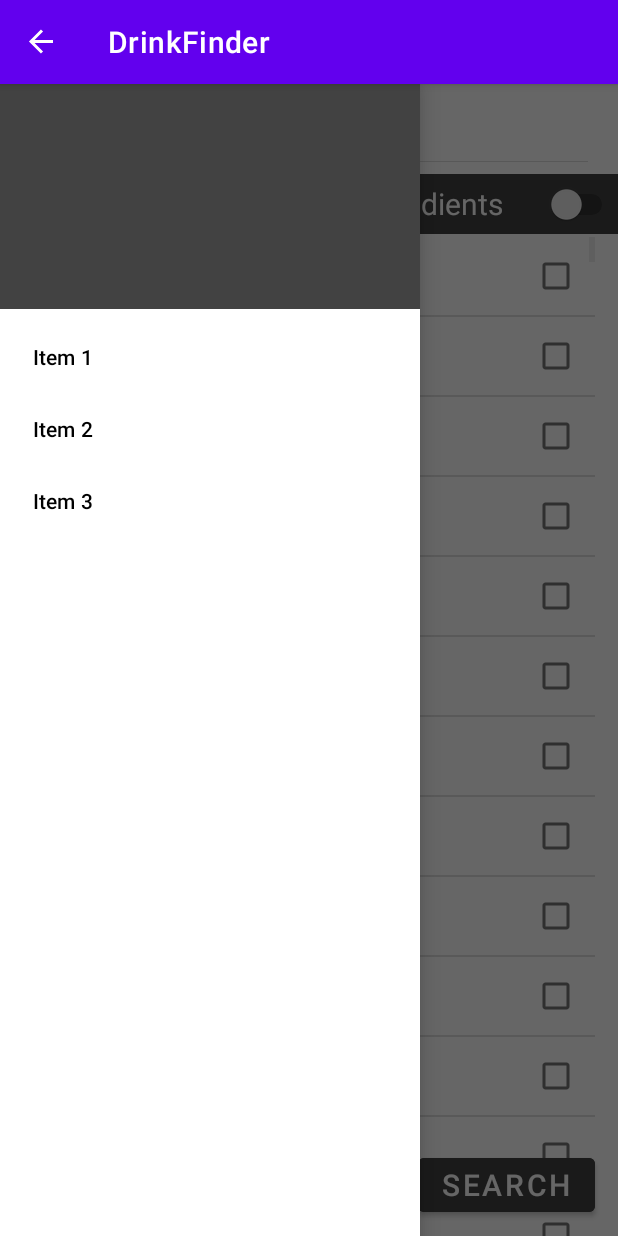
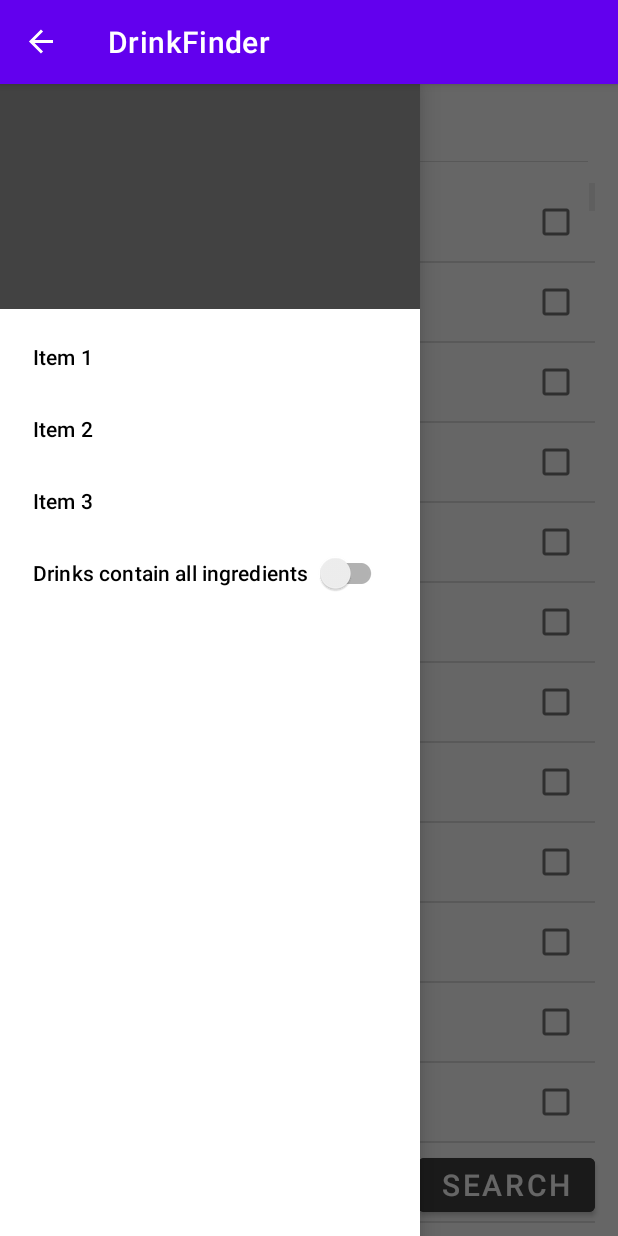
Before and after one commit to Bodzisz/DrinkFinder, an Android app: the screen it shows after launch (MainActivity), with the side drawer open, on a phone screen of 412 x 824 dp. Run offline under Robolectric (Android 15) with nearby library versions, the phone set to English and light mode, and no system bars; our stand-ins replace Room's generated code.

Commit message:
Move drinks contains all ingriedients switch to side menu (#9)

```diff
--- a/app/src/main/java/io/github/drinkfinder/MainActivity.kt
+++ b/app/src/main/java/io/github/drinkfinder/MainActivity.kt
@@ -7,6 +7,7 @@ import android.view.View
 import android.widget.*
 import androidx.appcompat.app.ActionBarDrawerToggle
 import androidx.appcompat.app.AppCompatActivity
+import androidx.appcompat.widget.SwitchCompat
 import androidx.drawerlayout.widget.DrawerLayout
 import com.google.android.material.navigation.NavigationView
 import io.github.drinkfinder.database.DrinkDatabase
@@ -103,15 +104,33 @@ class MainActivity : AppCompatActivity() {
             }
             true
         }
+
+        initSearchButton()
+    }
+
+    private fun intAllIngredientsSwitch(navView : NavigationView) {
+        val menuItem = navView.menu.findItem(R.id.item4)
+        val switchId = menuItem.actionView.findViewById(R.id.switch_id) as SwitchCompat
+        switchId.isChecked = false
+        switchId.setOnClickListener(View.OnClickListener {
+            Toast.makeText(
+                applicationContext,
+                if(switchId.isChecked) "isChecked!!" else "Not checked",
+                Toast.LENGTH_SHORT
+            ).show()
+        })
     }
 
     private fun initSearchButton() {
         val searchButton = findViewById<Button>(R.id.search_button)
-        searchButton.setOnClickListener(View.OnClickListener {
+        searchButton.setOnClickListener {
             val intent = Intent(this, SelectedIngredientsDrinkListActivity::class.java)
-            intent.putCharSequenceArrayListExtra("selectedIngredientsNames", getSelectedIngredientsNames())
+            intent.putCharSequenceArrayListExtra(
+                "selectedIngredientsNames",
+                getSelectedIngredientsNames()
+            )
             startActivity(intent)
-        })
+        }
     }
 
     private fun fillIngredientsDataModel(ingredientsNames : List<String>) {
--- a/app/src/main/res/layout/activity_main.xml
+++ b/app/src/main/res/layout/activity_main.xml
@@ -28,7 +28,7 @@
             android:id="@+id/listview_1"
             android:layout_width="match_parent"
             android:layout_height="wrap_content"
-            android:layout_below="@+id/switch1"
+            android:layout_below="@+id/ingredientSearch"
             android:layout_marginHorizontal="15dp"
             android:layout_marginTop="2dp" />
 
@@ -44,18 +44,6 @@
             android:text="@string/search"
             android:textSize="20sp" />
 
-        <Switch
-            android:id="@+id/switch1"
-            android:layout_width="match_parent"
-            android:layout_height="40dp"
-            android:layout_marginTop="60dp"
-            android:background="@color/cardview_dark_background"
-            android:text="@string/ingredients_switch"
-            android:textAlignment="center"
-            android:textColor="@color/white"
-            android:textSize="20sp"
-            tools:ignore="UseSwitchCompatOrMaterialXml" />
-
     </RelativeLayout>
 
     <include layout="@layout/nav_view" />
--- /dev/null
+++ b/app/src/main/res/layout/switch_menu.xml
@@ -0,0 +1,12 @@
+<?xml version="1.0" encoding="utf-8"?>
+<LinearLayout xmlns:android="http://schemas.android.com/apk/res/android"
+    xmlns:tools="http://schemas.android.com/tools"
+    android:orientation="horizontal" android:layout_width="match_parent"
+    android:layout_height="match_parent"
+    tools:ignore="UseSwitchCompatOrMaterialXml">
+    <androidx.appcompat.widget.SwitchCompat
+        android:id="@+id/switch_id"
+        android:layout_width="fill_parent"
+        android:layout_height="match_parent"
+        android:text=""/>
+</LinearLayout>
--- a/app/src/main/res/menu/nav_drawer_menu.xml
+++ b/app/src/main/res/menu/nav_drawer_menu.xml
@@ -1,5 +1,6 @@
 <?xml version="1.0" encoding="utf-8"?>
-<menu xmlns:android="http://schemas.android.com/apk/res/android">
+<menu xmlns:android="http://schemas.android.com/apk/res/android"
+    xmlns:app="http://schemas.android.com/apk/res-auto">
 
     <item
         android:id="@+id/item1"
@@ -13,4 +14,12 @@
         android:id="@+id/item3"
         android:title="Item 3" />
 
+    <item
+        android:id="@+id/item4"
+        app:actionLayout="@layout/switch_menu"
+        app:showAsAction="always"
+        android:title="@string/ingredients_switch" />
+
+
+
 </menu>
--- a/app/src/main/res/values/strings.xml
+++ b/app/src/main/res/values/strings.xml
@@ -5,5 +5,5 @@
     <string name="close">Close</string>
     <string name="title_activity_test">TestActivity</string>
     <string name="search">Search</string>
-    <string name="ingredients_switch">  Drinks must contain all ingredients  </string>
+    <string name="ingredients_switch">  Drinks contain all ingredients  </string>
 </resources>
```
